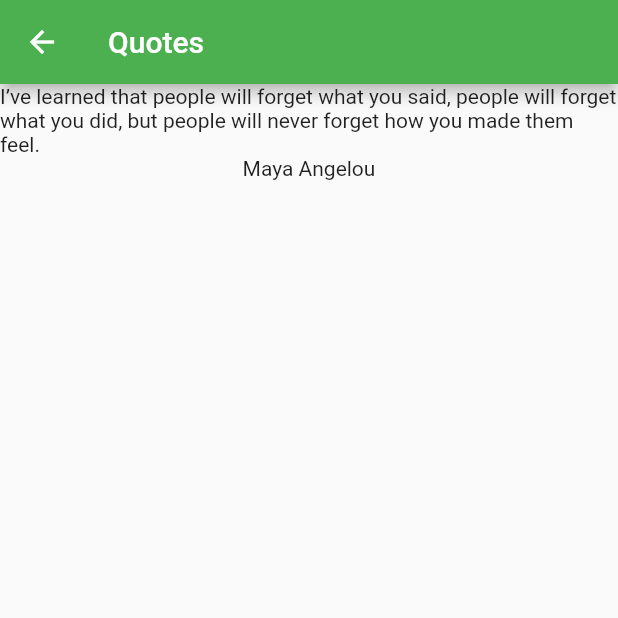
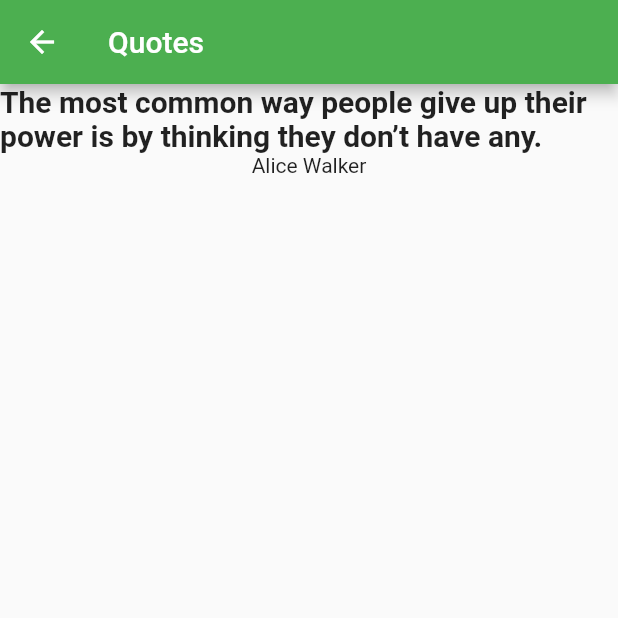
Before and after one commit to neziarxdxd/qrcode-tshirt-flutter, a Flutter app: the QuoteMainPage screen opened directly, on a phone screen of 412 x 824 dp, the top half of it. Run offline on Flutter 3.47's test engine with Material 2 defaults, Android fonts, the phone set to English and light mode, and no system bars; our stand-ins replace percent_indicator, sqflite; missing offline and left inert: qrscan; accounts and stored records are empty.

Commit message:
addsome query

```diff
--- a/prototayp/lib/main.dart
+++ b/prototayp/lib/main.dart
@@ -98,7 +98,7 @@ class _QRHomeState extends State<QRHome> {
         qrCodeText = "YEST THANK YOUUU LORD";
         print("YES they are equal");
         Navigator.push(
-            context, MaterialPageRoute(builder: (context) => QRReaderPage()));
+            context, MaterialPageRoute(builder: (context) => QuoteMainPage()));
       });
     } else {
       setState(() {
--- a/prototayp/lib/page/quotePage/apiQuotes.dart
+++ b/prototayp/lib/page/quotePage/apiQuotes.dart
@@ -249,8 +249,8 @@ class APIQuotes {
     Quotes("If you can dream it, you can achieve it.", "Zig Ziglar")
   ];
 
-  int randomNumber = Random().nextInt(5);
   Quotes getQuote() {
-    return _quotes[25];
+    int randomNumber = Random().nextInt(_quotes.length - 1);
+    return _quotes[randomNumber];
   }
 }
--- a/prototayp/lib/page/quotePage/quoteMainPage.dart
+++ b/prototayp/lib/page/quotePage/quoteMainPage.dart
@@ -19,7 +19,10 @@ class _QuoteMainPageState extends State<QuoteMainPage> {
         child: Center(
           child: Column(
             children: [
-              Text(api.getQuote().quotes.toString()),
+              Text(
+                api.getQuote().quotes.toString(),
+                style: TextStyle(fontSize: 20, fontWeight: FontWeight.bold),
+              ),
               Text(api.getQuote().authors.toString()),
             ],
           ),
```
